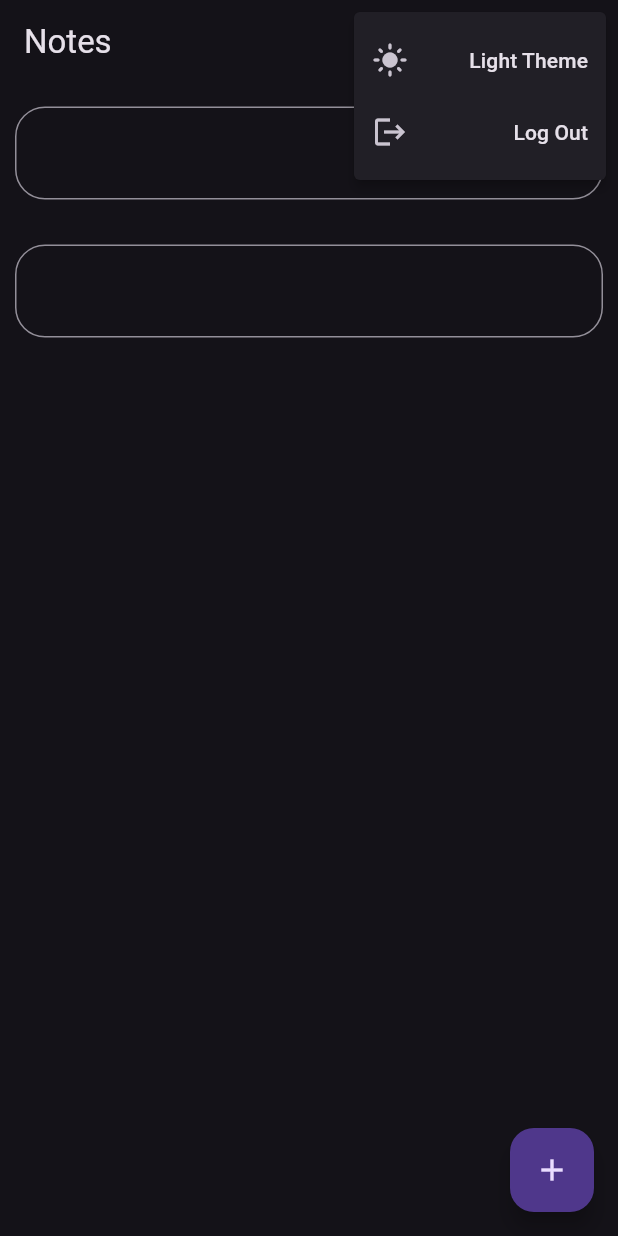
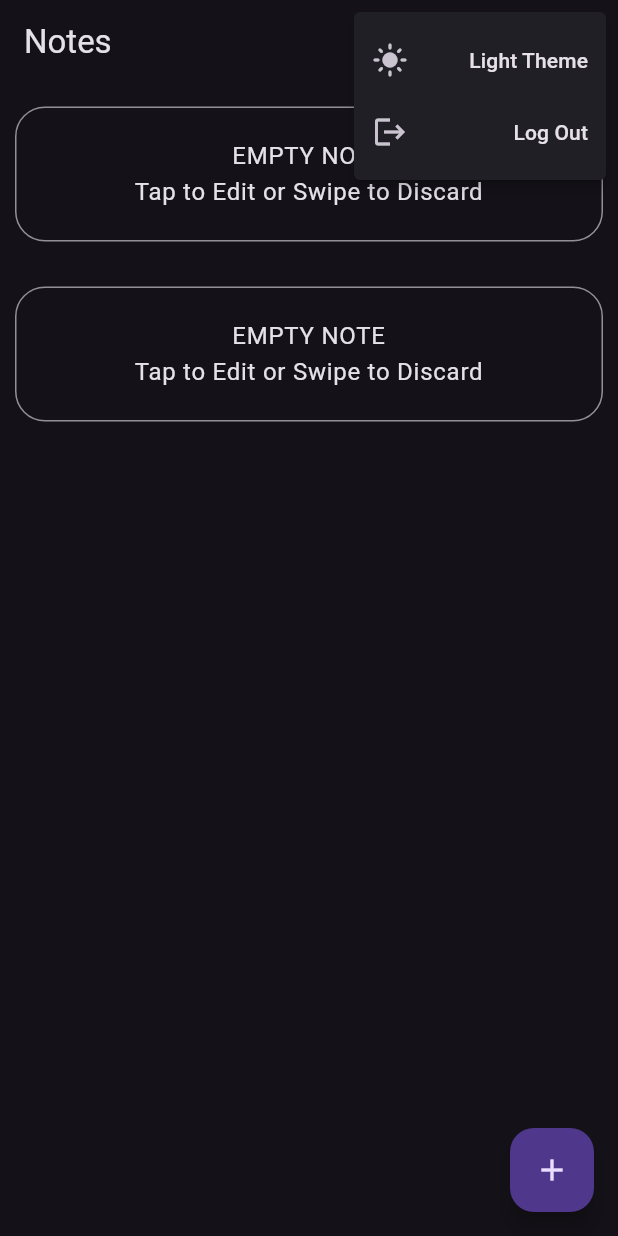
Before and after one commit to Mehul2044/Notes-App, a Flutter app: the screen it shows once a user with an empty profile is signed in, after a tap on "Add a Note", after a tap on the "add" icon, after a tap on the "more vert" icon, on a phone screen of 412 x 824 dp. Run offline on Flutter 3.47's test engine with Material 2 defaults, Android fonts, the phone set to English and light mode, and no system bars; our stand-ins replace firebase_auth, firebase_core, flutter_dotenv, flutter_svg, google_sign_in, shared_preferences and 1 more; missing offline and left inert: encrypt; accounts and stored records are empty; generated files the repository leaves out were written again.

Commit message:
create basic logic of adding and updating notes

```diff
--- a/lib/screens/notes_details_screen.dart
+++ b/lib/screens/notes_details_screen.dart
@@ -1,17 +1,54 @@
 import 'package:flutter/material.dart';
 import 'package:intl/intl.dart';
-import 'package:notes_app/providers_helpers/note_provider.dart';
 import 'package:provider/provider.dart';
 
 import '/models/notes_model.dart';
 
-class NotesDetailScreen extends StatelessWidget {
+import '/providers_helpers/note_provider.dart';
+
+import '/widgets/input_area_widget.dart';
+
+class NotesDetailScreen extends StatefulWidget {
   const NotesDetailScreen({super.key});
+
+  @override
+  State<NotesDetailScreen> createState() => _NotesDetailScreenState();
+}
+
+class _NotesDetailScreenState extends State<NotesDetailScreen> {
+  bool _showFAB = true;
 
   String formatDateTime(DateTime dateTime) {
     String formattedDate = DateFormat('d MMMM, y').format(dateTime);
     String formattedTime = DateFormat('h:mm a').format(dateTime);
     return "Created on $formattedDate at $formattedTime";
+  }
+
+  Future<bool> _confirmDeleteHandler(BuildContext context) async {
+    late bool returnValue;
+    await showDialog(
+        barrierDismissible: false,
+        context: context,
+        builder: (context) => AlertDialog(
+              title: const Text("Confirm Delete"),
+              content: const Text("Are you sure you want to delete the note?"),
+              actions: [
+                TextButton(
+                  onPressed: () {
+                    returnValue = true;
+                    Navigator.of(context).pop();
+                  },
+                  child: const Text("Yes, delete"),
+                ),
+                TextButton(
+                    onPressed: () {
+                      returnValue = false;
+                      Navigator.of(context).pop();
+                    },
+                    child: const Text("No")),
+              ],
+            ));
+    return returnValue;
   }
 
   @override
@@ -20,39 +57,61 @@ class NotesDetailScreen extends StatelessWidget {
     final Note obj = ModalRoute.of(context)!.settings.arguments as Note;
     return Scaffold(
       appBar: AppBar(),
-      floatingActionButton: IconButton(
-        onPressed: () {
-          Navigator.of(context).pop();
+      floatingActionButton: _showFAB
+          ? IconButton(
+              onPressed: () async {
+                final navigator = Navigator.of(context);
+                bool isDelete = await _confirmDeleteHandler(context);
+                if (isDelete) {
+                  navigator.pop();
                   noteProvider.deleteNote(obj.noteId);
+                }
               },
               style: IconButton.styleFrom(
                 backgroundColor: Colors.red,
                 foregroundColor: Colors.white,
               ),
               icon: const Icon(Icons.delete, size: 35),
-      ),
-      body: Padding(
+            )
+          : null,
+      body: NotificationListener<ScrollNotification>(
+        onNotification: (notification) {
+          if (notification is ScrollUpdateNotification) {
+            bool showFABTemp = !(notification.metrics.extentBefore > 0) &&
+                !(notification.metrics.extentInside <
+                    notification.metrics.maxScrollExtent);
+            if (showFABTemp != _showFAB) {
+              setState(() => _showFAB = showFABTemp);
+            }
+          }
+          return true;
+        },
+        child: SingleChildScrollView(
+          child: Padding(
             padding: const EdgeInsets.all(12.0),
             child: Column(
               crossAxisAlignment: CrossAxisAlignment.start,
               children: [
-            obj.title == null
-                ? Text(
-                    "Add Title",
-                    style: Theme.of(context).textTheme.titleLarge?.copyWith(
-                        color: Theme.of(context).colorScheme.secondary),
-                  )
-                : Text(
-                    obj.title!,
-                    style: Theme.of(context).textTheme.titleLarge,
-                    maxLines: 2,
-                    overflow: TextOverflow.ellipsis,
+                InputArea(
+                  isTitle: true,
+                  noteObj: obj,
+                  textEditingController: TextEditingController(text: obj.title),
                 ),
-            Text(formatDateTime(obj.creationTime),
-                style: Theme.of(context).textTheme.labelSmall),
+                Text(
+                  formatDateTime(obj.creationTime),
+                  style: Theme.of(context).textTheme.labelSmall,
+                ),
                 const SizedBox(height: 30),
-            if (obj.body != null) Text(obj.body!),
+                const Divider(),
+                const SizedBox(height: 20),
+                InputArea(
+                  isTitle: false,
+                  noteObj: obj,
+                  textEditingController: TextEditingController(text: obj.body),
+                ),
               ],
+            ),
+          ),
         ),
       ),
     );
--- a/lib/screens/notes_overview_screen.dart
+++ b/lib/screens/notes_overview_screen.dart
@@ -4,11 +4,22 @@ import 'package:provider/provider.dart';
 import '/providers_helpers/note_provider.dart';
 import '/providers_helpers/sign_in_provider.dart';
 
+import '/screens/notes_details_screen.dart';
+
 import '/widgets/note_widget.dart';
 import '/widgets/popup_menu_widget.dart';
 
 class NotesOverViewScreen extends StatelessWidget {
   const NotesOverViewScreen({super.key});
+
+  void _addNoteHandler(NoteProvider notesProvider, BuildContext context) async {
+    final navigator = Navigator.of(context);
+    notesProvider.addNote();
+    navigator.push(MaterialPageRoute(
+      builder: (context) => const NotesDetailScreen(),
+      settings: RouteSettings(arguments: notesProvider.list.last),
+    ));
+  }
 
   @override
   Widget build(BuildContext context) {
@@ -21,7 +32,7 @@ class NotesOverViewScreen extends StatelessWidget {
         ],
       ),
       floatingActionButton: FloatingActionButton(
-        onPressed: () => notesProvider.addNote(),
+        onPressed: () => _addNoteHandler(notesProvider, context),
         child: const Icon(Icons.add),
       ),
       body: Consumer<SignInProvider>(
@@ -36,7 +47,7 @@ class NotesOverViewScreen extends StatelessWidget {
                   children: [
                     const Text("No Notes to Display"),
                     TextButton.icon(
-                      onPressed: () => notesProvider.addNote(),
+                      onPressed: () => _addNoteHandler(notesProvider, context),
                       icon: const Icon(Icons.add),
                       label: const Text("Add a Note"),
                     ),
--- /dev/null
+++ b/lib/widgets/input_area_widget.dart
@@ -0,0 +1,51 @@
+import 'package:flutter/material.dart';
+
+import '../models/notes_model.dart';
+
+class InputArea extends StatefulWidget {
+  final bool isTitle;
+  final Note noteObj;
+  final TextEditingController textEditingController;
+
+  const InputArea({
+    super.key,
+    required this.textEditingController,
+    required this.noteObj,
+    required this.isTitle,
+  });
+
+  @override
+  State<InputArea> createState() => _InputAreaState();
+}
+
+class _InputAreaState extends State<InputArea> {
+  @override
+  void dispose() {
+    // TODO: implement dispose
+    widget.textEditingController.dispose();
+    super.dispose();
+  }
+
+  @override
+  Widget build(BuildContext context) {
+    return TextField(
+      controller: widget.textEditingController,
+      decoration: InputDecoration(
+        border: InputBorder.none,
+        contentPadding: EdgeInsets.zero,
+        hintText: widget.isTitle ? "Add Title" : "Add Body",
+      ),
+      maxLines: widget.isTitle ? 2 : null,
+      style: widget.isTitle
+          ? Theme.of(context).textTheme.titleLarge
+          : Theme.of(context).textTheme.bodyMedium,
+      onChanged: (value) {
+        if (widget.isTitle) {
+          widget.noteObj.updateNote(value, null);
+        } else {
+          widget.noteObj.updateNote(null, value);
+        }
+      },
+    );
+  }
+}
--- a/lib/widgets/note_widget.dart
+++ b/lib/widgets/note_widget.dart
@@ -1,27 +1,63 @@
 import 'package:flutter/material.dart';
-import 'package:notes_app/screens/notes_details_screen.dart';
 import 'package:provider/provider.dart';
 
 import '/models/notes_model.dart';
 
+import '/providers_helpers/note_provider.dart';
+
+import '/screens/notes_details_screen.dart';
+
 class NoteWidget extends StatelessWidget {
   const NoteWidget({super.key});
+
+  Future<bool> _confirmDismissDelete(BuildContext context) async {
+    late bool returnValue;
+    await showDialog(
+        barrierDismissible: false,
+        context: context,
+        builder: (context) => AlertDialog(
+              title: const Text("Confirm Delete"),
+              content: const Text("Are you sure you want to delete the note?"),
+              actions: [
+                TextButton(
+                  onPressed: () {
+                    returnValue = true;
+                    Navigator.of(context).pop();
+                  },
+                  child: const Text("Yes, delete"),
+                ),
+                TextButton(
+                    onPressed: () {
+                      returnValue = false;
+                      Navigator.of(context).pop();
+                    },
+                    child: const Text("No")),
+              ],
+            ));
+    return returnValue;
+  }
 
   @override
   Widget build(BuildContext context) {
     return Consumer<Note>(
       builder: (context, noteObj, _) {
-        final hasTitle = noteObj.title != null;
-        final hasBody = noteObj.body != null;
+        final hasTitle = noteObj.title != null && noteObj.title != "";
+        final hasBody = noteObj.body != null && noteObj.body != "";
         return GestureDetector(
           onTap: () => Navigator.of(context).push(MaterialPageRoute(
             builder: (context) => const NotesDetailScreen(),
             settings: RouteSettings(arguments: noteObj),
           )),
+          child: Dismissible(
+            key: Key(noteObj.noteId),
+            direction: DismissDirection.horizontal,
+            confirmDismiss: (_) => _confirmDismissDelete(context),
+            onDismissed: (_) =>
+                Provider.of<NoteProvider>(context, listen: false)
+                    .deleteNote(noteObj.noteId),
             child: Container(
-            padding: const EdgeInsets.all(30),
+              padding: const EdgeInsets.all(20),
               margin: const EdgeInsets.symmetric(horizontal: 10, vertical: 15),
-            constraints: const BoxConstraints(maxHeight: 200),
               decoration: BoxDecoration(
                 borderRadius: BorderRadius.circular(20),
                 border: Border.all(
@@ -29,7 +65,16 @@ class NoteWidget extends StatelessWidget {
                   color: Theme.of(context).colorScheme.outline,
                 ),
               ),
-            child: Column(
+              child: !hasTitle && !hasBody
+                  ? Center(
+                      heightFactor: 1,
+                      child: Text(
+                        "EMPTY NOTE\nTap to Edit or Swipe to Discard",
+                        style: Theme.of(context).textTheme.bodyLarge,
+                        textAlign: TextAlign.center,
+                      ),
+                    )
+                  : Column(
                       mainAxisSize: MainAxisSize.min,
                       crossAxisAlignment: CrossAxisAlignment.start,
                       children: [
@@ -40,16 +85,19 @@ class NoteWidget extends StatelessWidget {
                                 noteObj.title!,
                                 style: Theme.of(context).textTheme.titleLarge,
                                 overflow: TextOverflow.ellipsis,
+                                maxLines: 1,
                               ),
-                      if (hasBody) const SizedBox(height: 30),
+                              if (hasBody) const SizedBox(height: 20),
                             ],
                           ),
                         if (hasBody)
                           Text(
                             noteObj.body!,
                             overflow: TextOverflow.ellipsis,
+                            maxLines: 6,
                           ),
                       ],
+                    ),
             ),
           ),
         );
```
Lines whose indentation alone changed are shown as unchanged.
